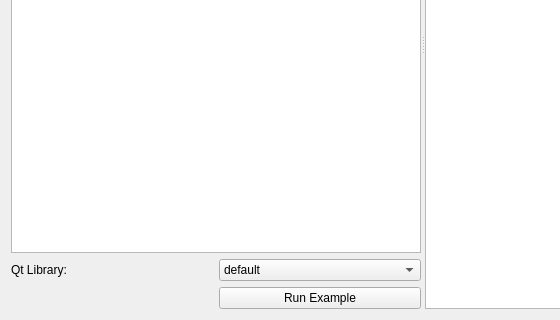
Before: the Qt Designer form pyqtgraph/examples/exampleLoaderTemplate.ui in pyqtgraph/pyqtgraph, drawn with Qt 5; both pictures show x 0 to 560 and y 232 to 552 of the 846 by 552 pixel window.
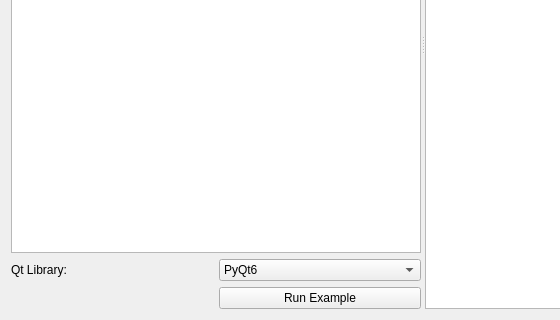
After: the same form once the commit is applied.

Commit message: remove default option from binding combo in the UI file and regen template files

What changed in the file:
```diff
--- a/pyqtgraph/examples/exampleLoaderTemplate.ui
+++ b/pyqtgraph/examples/exampleLoaderTemplate.ui
@@ -25,7 +25,12 @@
         <widget class="QComboBox" name="qtLibCombo">
          <item>
           <property name="text">
-           <string>default</string>
+           <string>PyQt6</string>
+          </property>
+         </item>
+         <item>
+          <property name="text">
+           <string>PySide6</string>
           </property>
          </item>
          <item>
```
Left out of the diff: 11 changed lines with no effect on the pictures. The commit also changes 1 other file.
